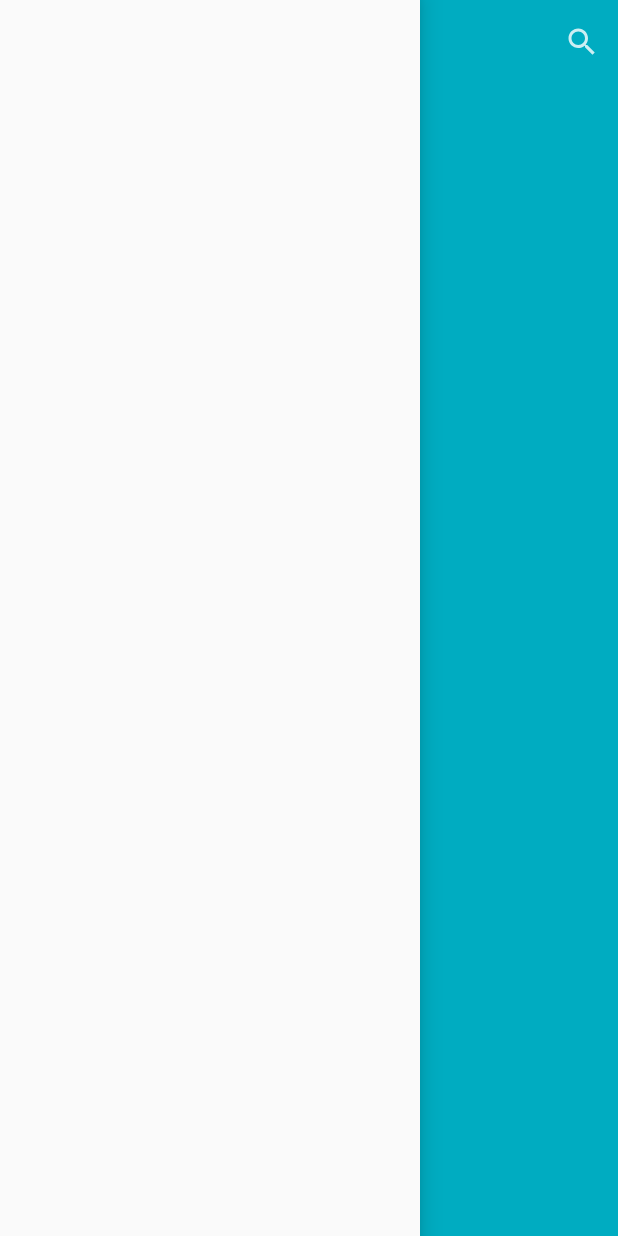
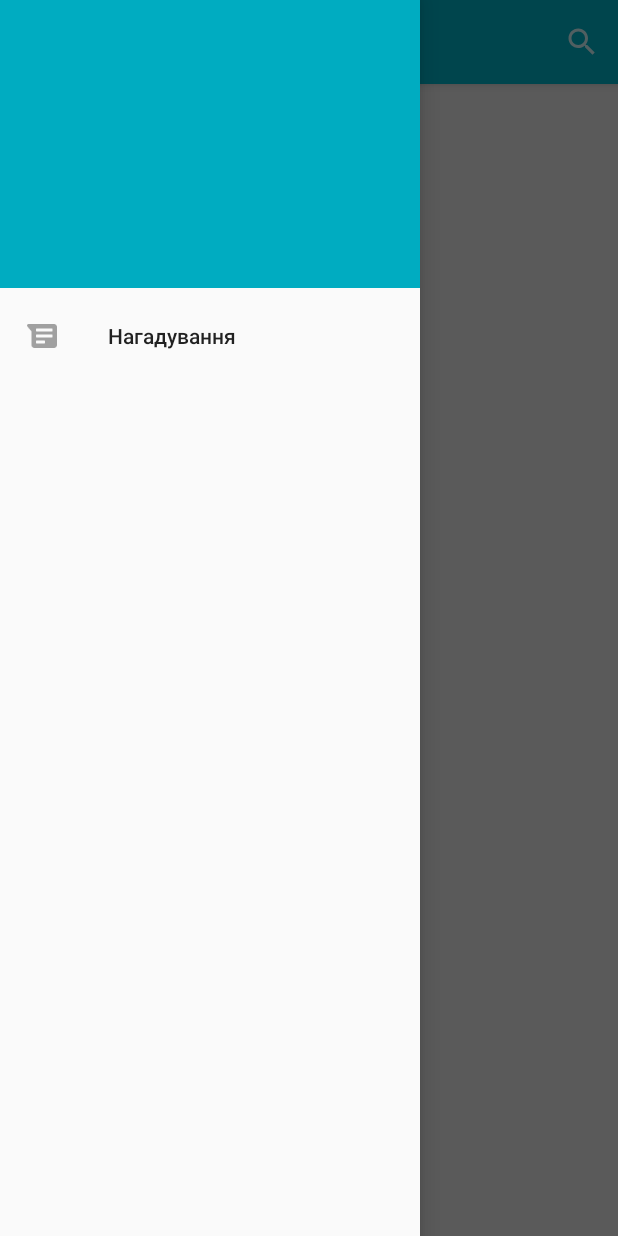
Before and after one commit to GoGoDogStudio/RemindMe-App, an Android app: the screen it shows after launch (MainActivity), with the side drawer open, on a phone screen of 412 x 824 dp. Run offline under Robolectric (Android 15) with nearby library versions, the phone set to English and light mode, and no system bars.

Commit message:
Added item

```diff
--- a/app/src/main/java/com/gogodogstudio/remindmeapp/MainActivity.java
+++ b/app/src/main/java/com/gogodogstudio/remindmeapp/MainActivity.java
@@ -2,6 +2,7 @@ package com.gogodogstudio.remindmeapp;
 
 import androidx.appcompat.app.AppCompatActivity;
 import androidx.appcompat.widget.Toolbar;
+import androidx.drawerlayout.widget.DrawerLayout;
 
 import android.os.Bundle;
 import android.view.MenuItem;
@@ -11,6 +12,7 @@ import com.google.android.material.appbar.MaterialToolbar;
 public class MainActivity extends AppCompatActivity {
 
     private MaterialToolbar toolbar;
+    private DrawerLayout dl;
 
 
 
@@ -20,15 +22,21 @@ public class MainActivity extends AppCompatActivity {
         super.onCreate(savedInstanceState);
         setContentView(R.layout.activity_main);
 
+
+
+
+
         initToolBar();
+        initNavigationView();
 
 
     }
 
 
 
+
     private void initToolBar() {
-        toolbar = (MaterialToolbar) findViewById(R.id.toolbar);
+        toolbar = findViewById(R.id.toolbar);
         toolbar.setTitle(R.string.app_name);
         toolbar.setOnMenuItemClickListener(new Toolbar.OnMenuItemClickListener() {
             @Override
@@ -39,4 +47,8 @@ public class MainActivity extends AppCompatActivity {
 
         toolbar.inflateMenu(R.menu.menu);
     }
+
+    private void initNavigationView() {
+        dl = findViewById(R.id.drawerLayout);
+    }
 }
--- /dev/null
+++ b/app/src/main/res/drawable/ic_message_black_24dp.xml
@@ -0,0 +1,9 @@
+<vector xmlns:android="http://schemas.android.com/apk/res/android"
+        android:width="24dp"
+        android:height="24dp"
+        android:viewportWidth="24.0"
+        android:viewportHeight="24.0">
+    <path
+        android:fillColor="#FF000000"
+        android:pathData="M20,2L4,2c-1.1,0 -1.99,0.9 -1.99,2L2,22l4,-4h14c1.1,0 2,-0.9 2,-2L22,4c0,-1.1 -0.9,-2 -2,-2zM18,14L6,14v-2h12v2zM18,11L6,11L6,9h12v2zM18,8L6,8L6,6h12v2z"/>
+</vector>
--- a/app/src/main/res/layout/activity_main.xml
+++ b/app/src/main/res/layout/activity_main.xml
@@ -8,8 +8,11 @@
     android:orientation="vertical"
     android:background="@color/mainBackground"
     android:fitsSystemWindows="true"
+    android:id="@+id/drawerLayout"
     >
-
+<androidx.coordinatorlayout.widget.CoordinatorLayout
+    android:layout_width="wrap_content"
+    android:layout_height="match_parent">
     <com.google.android.material.appbar.AppBarLayout
         android:layout_height="wrap_content"
         android:layout_width="match_parent">
@@ -23,6 +26,7 @@
         </com.google.android.material.appbar.MaterialToolbar>
 
     </com.google.android.material.appbar.AppBarLayout>
+</androidx.coordinatorlayout.widget.CoordinatorLayout>
 
 
     <com.google.android.material.navigation.NavigationView
@@ -30,6 +34,8 @@
         android:layout_width="wrap_content"
         android:layout_height="match_parent"
         android:layout_gravity="start"
+        app:menu="@menu/menu_navigation"
+        app:headerLayout="@layout/navigation_header"
          />
 
     </androidx.drawerlayout.widget.DrawerLayout>
--- /dev/null
+++ b/app/src/main/res/layout/navigation_header.xml
@@ -0,0 +1,9 @@
+<?xml version="1.0" encoding="utf-8"?>
+<LinearLayout
+    xmlns:android="http://schemas.android.com/apk/res/android"
+    android:orientation="vertical"
+    android:layout_width="match_parent"
+    android:layout_height="192dp"
+    android:background="@color/colorPrimary">
+
+</LinearLayout>
--- /dev/null
+++ b/app/src/main/res/menu/menu_navigation.xml
@@ -0,0 +1,14 @@
+<?xml version="1.0" encoding="utf-8"?>
+<menu xmlns:android="http://schemas.android.com/apk/res/android">
+
+    <item
+        android:title="@string/menu_item_notification"
+        android:orderInCategory="1"
+        android:icon="@drawable/ic_android_messages"
+
+        />
+
+
+
+
+</menu>
--- a/app/src/main/res/values/strings.xml
+++ b/app/src/main/res/values/strings.xml
@@ -1,4 +1,5 @@
 <resources>
     <string name="app_name">RemindMeApp-Beta</string>
     <string name="search">Пошук</string>
+    <string name="menu_item_notification">Нагадування</string>
 </resources>
```
Also changed, not shown: app/src/main/res/drawable-hdpi/ic_android_messages.png (added), app/src/main/res/drawable-ldpi/ic_android_messages.png (added), app/src/main/res/drawable-mdpi/ic_android_messages.png (added), app/src/main/res/drawable-xhdpi/ic_android_messages.png (added), app/src/main/res/drawable-xxhdpi/ic_android_messages.png (added), app/src/main/res/drawable-xxxhdpi/ic_android_messages.png (added).
